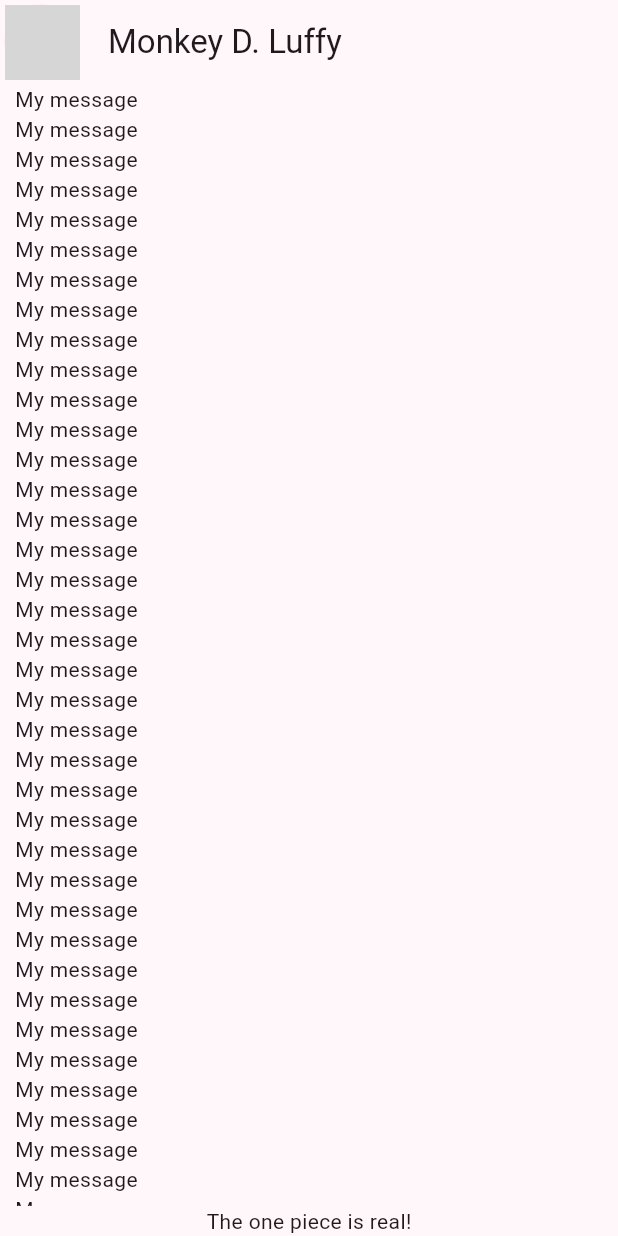
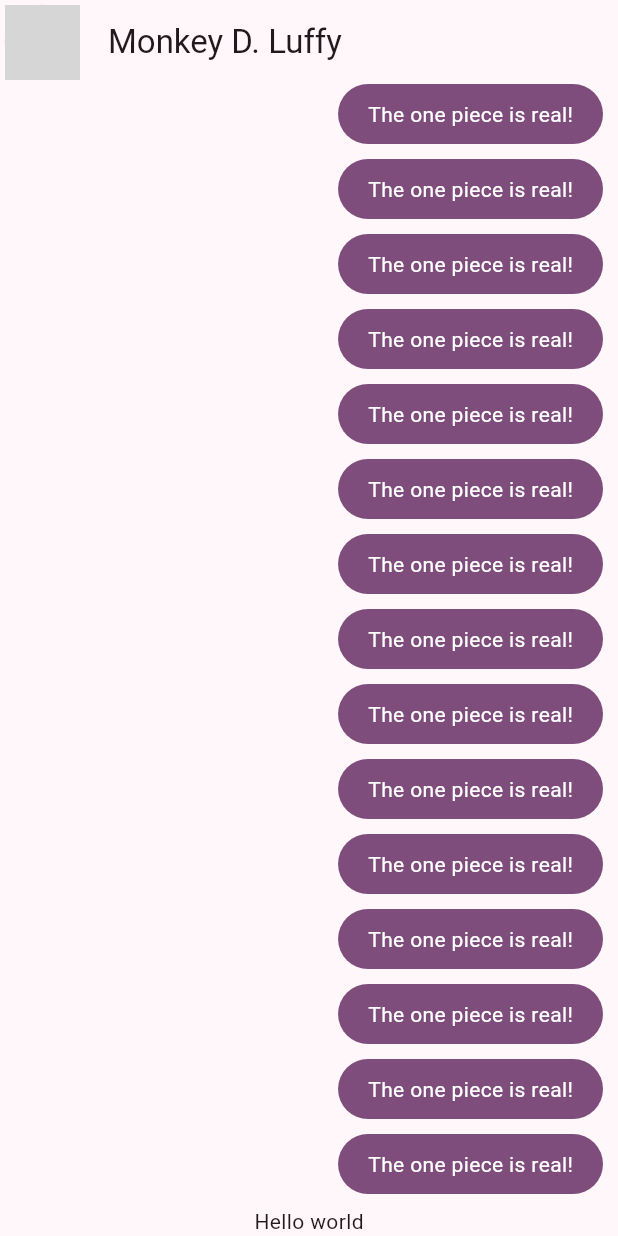
Before and after one commit to HassanAbbud/yes-no-app, a Flutter app: the screen it shows after launch, on a phone screen of 412 x 824 dp. Run offline on Flutter 3.47's test engine with Material 3 defaults, Android fonts, the phone set to English and light mode, and no system bars; network calls fail; grey boxes are pictures that could not be loaded.

Commit message:
Message bubble: my messages

```diff
--- a/lib/presentation/screens/chat/chat_screen.dart
+++ b/lib/presentation/screens/chat/chat_screen.dart
@@ -6,6 +6,7 @@ class ChatScreen extends StatelessWidget {
 
   @override
   Widget build(BuildContext context) {
+
     return Scaffold(
       appBar: AppBar(
         leading: const Padding(
@@ -40,7 +41,7 @@ class _ChatView extends StatelessWidget {
 
               )
             ),
-            Text("The one piece is real!")
+            const Text("Hello world")
           ],
         ),
       ),
--- a/lib/presentation/widgets/chat/my_message_bubble.dart
+++ b/lib/presentation/widgets/chat/my_message_bubble.dart
@@ -1,10 +1,31 @@
 import 'package:flutter/material.dart';
 
 class MyMessageBubble extends StatelessWidget {
+
+
   const MyMessageBubble({super.key});
 
   @override
   Widget build(BuildContext context) {
-    return const Text("My message");
+
+  final colors = Theme.of(context).colorScheme;
+
+    return Column(
+      crossAxisAlignment: CrossAxisAlignment.end,
+      children: [
+        Container(
+          decoration: BoxDecoration(
+            color: colors.primary,
+            borderRadius: BorderRadius.circular(20),
+          ),
+          child: const Padding(
+            padding: EdgeInsets.symmetric(horizontal: 20, vertical: 10),
+            child: Text("The one piece is real!", style: TextStyle(color: Colors.white),),
+          ),
+        ),
+
+        const SizedBox(height: 10,)
+      ],
+    );
   }
 }
```
